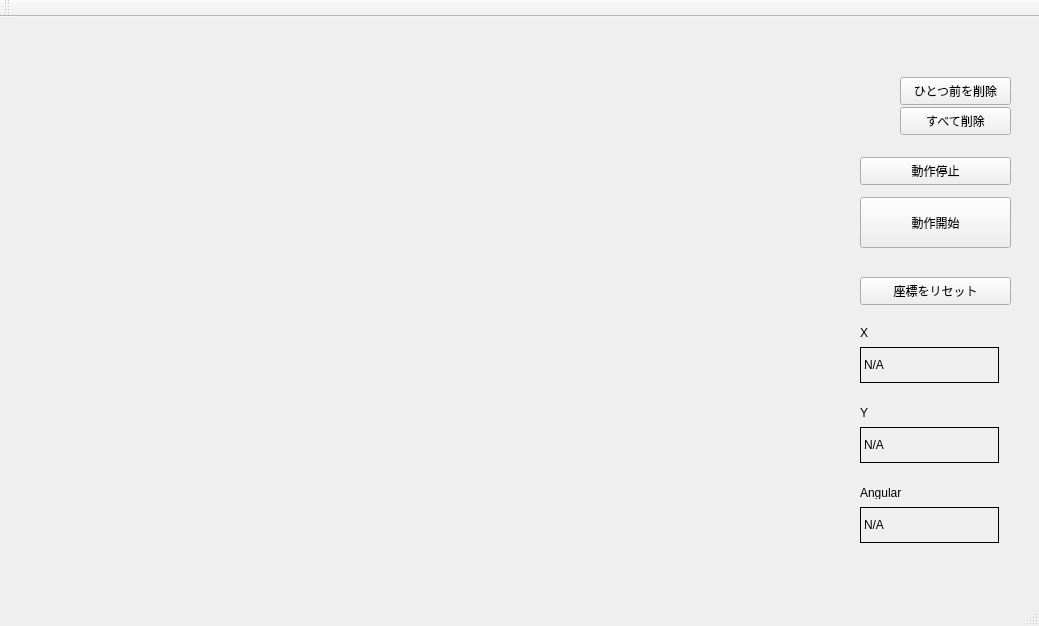
This is mainwindow.ui in shimizunochikara/RoombaController as Qt 5 draws it before an edit. The edited form follows.
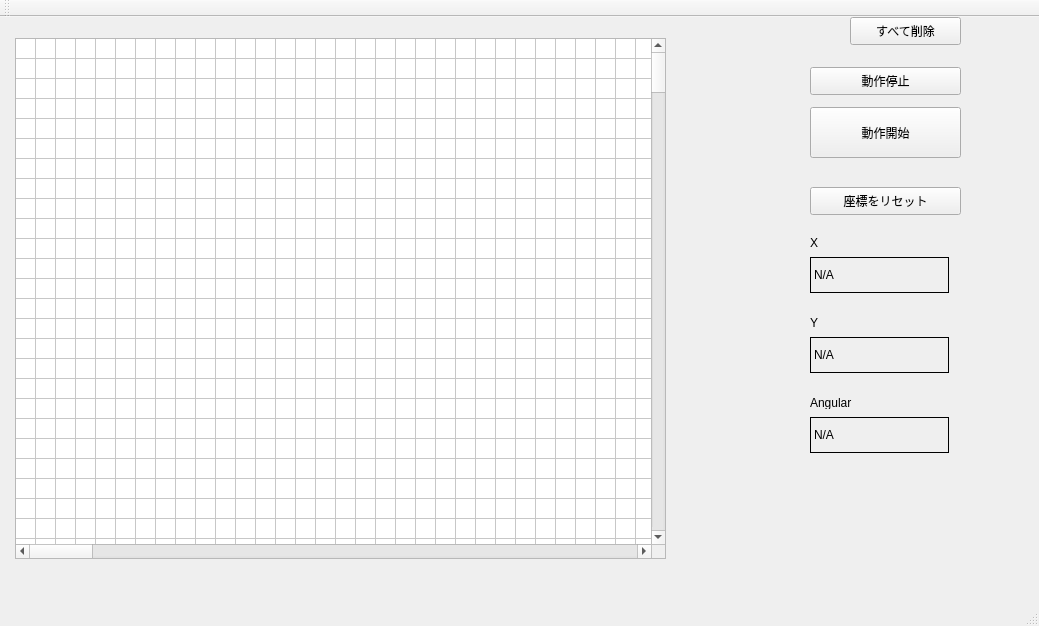
This is the edited form.

Commit message: Remove unnecessary class.

What changed in the file:
```diff
--- a/mainwindow.ui
+++ b/mainwindow.ui
@@ -17,8 +17,8 @@
    <widget class="QStackedWidget" name="stackedWidget">
     <property name="geometry">
      <rect>
-      <x>20</x>
-      <y>30</y>
+      <x>-30</x>
+      <y>-60</y>
       <width>1021</width>
       <height>631</height>
      </rect>
@@ -664,6 +664,646 @@
        <string>座標をリセット</string>
       </property>
      </widget>
+     <widget class="QTableWidget" name="tableWidget">
+      <property name="geometry">
+       <rect>
+        <x>45</x>
+        <y>81</y>
+        <width>651</width>
+        <height>521</height>
+       </rect>
+      </property>
+      <property name="rowCount">
+       <number>300</number>
+      </property>
+      <property name="columnCount">
+       <number>300</number>
+      </property>
+      <attribute name="horizontalHeaderVisible">
+       <bool>false</bool>
+      </attribute>
+      <attribute name="horizontalHeaderDefaultSectionSize">
+       <number>20</number>
+      </attribute>
+      <attribute name="horizontalHeaderHighlightSections">
+       <bool>false</bool>
+      </attribute>
+      <attribute name="horizontalHeaderMinimumSectionSize">
+       <number>5</number>
+      </attribute>
+      <attribute name="verticalHeaderVisible">
+       <bool>false</bool>
+      </attribute>
+      <attribute name="verticalHeaderDefaultSectionSize">
+       <number>20</number>
+      </attribute>
+      <attribute name="verticalHeaderHighlightSections">
+       <bool>false</bool>
+      </attribute>
+      <attribute name="verticalHeaderMinimumSectionSize">
+       <number>5</number>
+      </attribute>
+      <row/>
+      <row/>
+      <row/>
+      <row/>
+      <row/>
+      <row/>
+      <row/>
+      <row/>
+      <row/>
+      <row/>
+      <row/>
+      <row/>
+      <row/>
+      <row/>
+      <row/>
+      <row/>
+      <row/>
+      <row/>
+      <row/>
+      <row/>
+      <row/>
+      <row/>
+      <row/>
+      <row/>
+      <row/>
+      <row/>
+      <row/>
+      <row/>
+      <row/>
+      <row/>
+      <row/>
+      <row/>
+      <row/>
+      <row/>
+      <row/>
+      <row/>
+      <row/>
+      <row/>
+      <row/>
+      <row/>
+      <row/>
+      <row/>
+      <row/>
+      <row/>
+      <row/>
+      <row/>
+      <row/>
+      <row/>
+      <row/>
+      <row/>
+      <row/>
+      <row/>
+      <row/>
+      <row/>
+      <row/>
+      <row/>
+      <row/>
+      <row/>
+      <row/>
+      <row/>
+      <row/>
+      <row/>
+      <row/>
+      <row/>
+      <row/>
+      <row/>
+      <row/>
+      <row/>
+      <row/>
+      <row/>
+      <row/>
+      <row/>
+      <row/>
+      <row/>
+      <row/>
+      <row/>
+      <row/>
+      <row/>
+      <row/>
+      <row/>
+      <row/>
+      <row/>
+      <row/>
+      <row/>
+      <row/>
+      <row/>
+      <row/>
+      <row/>
+      <row/>
+      <row/>
+      <row/>
+      <row/>
+      <row/>
+      <row/>
+      <row/>
+      <row/>
+      <row/>
+      <row/>
+      <row/>
+      <row/>
+      <row/>
+      <row/>
+      <row/>
+      <row/>
+      <row/>
+      <row/>
+      <row/>
+      <row/>
+      <row/>
+      <row/>
+      <row/>
+      <row/>
+      <row/>
+      <row/>
+      <row/>
+      <row/>
+      <row/>
+      <row/>
+      <row/>
+      <row/>
+      <row/>
+      <row/>
+      <row/>
+      <row/>
+      <row/>
+      <row/>
+      <row/>
+      <row/>
+      <row/>
+      <row/>
+      <row/>
+      <row/>
+      <row/>
+      <row/>
+      <row/>
+      <row/>
+      <row/>
+      <row/>
+      <row/>
+      <row/>
+      <row/>
+      <row/>
+      <row/>
+      <row/>
+      <row/>
+      <row/>
+      <row/>
+      <row/>
+      <row/>
+      <row/>
+      <row/>
+      <row/>
+      <row/>
+      <row/>
+      <row/>
+      <row/>
+      <row/>
+      <row/>
+      <row/>
+      <row/>
+      <row/>
+      <row/>
+      <row/>
+      <row/>
+      <row/>
+      <row/>
+      <row/>
+      <row/>
+      <row/>
+      <row/>
+      <row/>
+      <row/>
+      <row/>
+      <row/>
+      <row/>
+      <row/>
+      <row/>
+      <row/>
+      <row/>
+      <row/>
+      <row/>
+      <row/>
+      <row/>
+      <row/>
+      <row/>
+      <row/>
+      <row/>
+      <row/>
+      <row/>
+      <row/>
+      <row/>
+      <row/>
+      <row/>
+      <row/>
+      <row/>
+      <row/>
+      <row/>
+      <row/>
+      <row/>
+      <row/>
+      <row/>
+      <row/>
+      <row/>
+      <row/>
+      <row/>
+      <row/>
+      <row/>
+      <row/>
+      <row/>
+      <row/>
+      <row/>
+      <row/>
+      <row/>
+      <row/>
+      <row/>
+      <row/>
+      <row/>
+      <row/>
+      <row/>
+      <row/>
+      <row/>
+      <row/>
+      <row/>
+      <row/>
+      <row/>
+      <row/>
+      <row/>
+      <row/>
+      <row/>
+      <row/>
+      <row/>
+      <row/>
+      <row/>
+      <row/>
+      <row/>
+      <row/>
+      <row/>
+      <row/>
+      <row/>
+      <row/>
+      <row/>
+      <row/>
+      <row/>
+      <row/>
+      <row/>
+      <row/>
+      <row/>
+      <row/>
+      <row/>
+      <row/>
+      <row/>
+      <row/>
+      <row/>
+      <row/>
+      <row/>
+      <row/>
+      <row/>
+      <row/>
+      <row/>
+      <row/>
+      <row/>
+      <row/>
+      <row/>
+      <row/>
+      <row/>
+      <row/>
+      <row/>
+      <row/>
+      <row/>
+      <row/>
+      <row/>
+      <row/>
+      <row/>
+      <row/>
+      <row/>
+      <row/>
+      <row/>
+      <row/>
+      <row/>
+      <row/>
+      <row/>
+      <row/>
+      <row/>
+      <row/>
+      <row/>
+      <row/>
+      <row/>
+      <row/>
+      <row/>
+      <row/>
+      <row/>
+      <row/>
+      <row/>
+      <row/>
+      <row/>
+      <row/>
+      <row/>
+      <row/>
+      <row/>
+      <row/>
+      <column/>
+      <column/>
+      <column/>
+      <column/>
+      <column/>
+      <column/>
+      <column/>
+      <column/>
+      <column/>
+      <column/>
+      <column/>
+      <column/>
+      <column/>
+      <column/>
+      <column/>
+      <column/>
+      <column/>
+      <column/>
+      <column/>
+      <column/>
+      <column/>
+      <column/>
+      <column/>
+      <column/>
+      <column/>
+      <column/>
+      <column/>
+      <column/>
+      <column/>
+      <column/>
+      <column/>
+      <column/>
+      <column/>
+      <column/>
+      <column/>
+      <column/>
+      <column/>
+      <column/>
+      <column/>
+      <column/>
+      <column/>
+      <column/>
+      <column/>
+      <column/>
+      <column/>
+      <column/>
+      <column/>
+      <column/>
+      <column/>
+      <column/>
+      <column/>
+      <column/>
+      <column/>
+      <column/>
+      <column/>
+      <column/>
+      <column/>
+      <column/>
+      <column/>
+      <column/>
+      <column/>
+      <column/>
+      <column/>
+      <column/>
+      <column/>
+      <column/>
+      <column/>
+      <column/>
+      <column/>
+      <column/>
+      <column/>
+      <column/>
+      <column/>
+      <column/>
+      <column/>
+      <column/>
+      <column/>
+      <column/>
+      <column/>
+      <column/>
+      <column/>
+      <column/>
+      <column/>
+      <column/>
+      <column/>
+      <column/>
+      <column/>
+      <column/>
+      <column/>
+      <column/>
+      <column/>
+      <column/>
+      <column/>
+      <column/>
+      <column/>
+      <column/>
+      <column/>
+      <column/>
+      <column/>
+      <column/>
+      <column/>
+      <column/>
+      <column/>
+      <column/>
+      <column/>
+      <column/>
+      <column/>
+      <column/>
+      <column/>
+      <column/>
+      <column/>
+      <column/>
+      <column/>
+      <column/>
+      <column/>
+      <column/>
+      <column/>
+      <column/>
+      <column/>
+      <column/>
+      <column/>
+      <column/>
+      <column/>
+      <column/>
+      <column/>
+      <column/>
+      <column/>
+      <column/>
+      <column/>
+      <column/>
+      <column/>
+      <column/>
+      <column/>
+      <column/>
+      <column/>
+      <column/>
+      <column/>
+      <column/>
+      <column/>
+      <column/>
+      <column/>
+      <column/>
+      <column/>
+      <column/>
+      <column/>
+      <column/>
+      <column/>
+      <column/>
+      <column/>
+      <column/>
+      <column/>
+      <column/>
+      <column/>
+      <column/>
+      <column/>
+      <column/>
+      <column/>
+      <column/>
+      <column/>
+      <column/>
+      <column/>
+      <column/>
+      <column/>
+      <column/>
+      <column/>
+      <column/>
+      <column/>
+      <column/>
+      <column/>
+      <column/>
+      <column/>
+      <column/>
+      <column/>
+      <column/>
+      <column/>
+      <column/>
+      <column/>
+      <column/>
+      <column/>
+      <column/>
+      <column/>
+      <column/>
+      <column/>
+      <column/>
+      <column/>
+      <column/>
+      <column/>
+      <column/>
+      <column/>
+      <column/>
+      <column/>
+      <column/>
+      <column/>
+      <column/>
+      <column/>
+      <column/>
+      <column/>
+      <column/>
+      <column/>
+      <column/>
+      <column/>
+      <column/>
+      <column/>
+      <column/>
+      <column/>
+      <column/>
+      <column/>
+      <column/>
+      <column/>
+      <column/>
+      <column/>
+      <column/>
+      <column/>
+      <column/>
+      <column/>
+      <column/>
+      <column/>
+      <column/>
+      <column/>
+      <column/>
+      <column/>
+      <column/>
+      <column/>
+      <column/>
+      <column/>
+      <column/>
+      <column/>
+      <column/>
+      <column/>
+      <column/>
+      <column/>
+      <column/>
+      <column/>
+      <column/>
+      <column/>
+      <column/>
+      <column/>
+      <column/>
+      <column/>
+      <column/>
+      <column/>
+      <column/>
+      <column/>
+      <column/>
+      <column/>
+      <column/>
+      <column/>
+      <column/>
+      <column/>
+      <column/>
+      <column/>
+      <column/>
+      <column/>
+      <column/>
+      <column/>
+      <column/>
+      <column/>
+      <column/>
+      <column/>
+      <column/>
+      <column/>
+      <column/>
+      <column/>
+      <column/>
+      <column/>
+      <column/>
+      <column/>
+      <column/>
+      <column/>
+      <column/>
+      <column/>
+      <column/>
+      <column/>
+      <column/>
+      <column/>
+      <column/>
+      <column/>
+      <column/>
+      <column/>
+      <column/>
+      <column/>
+      <column/>
+      <column/>
+      <column/>
+      <column/>
+      <column/>
+      <column/>
+      <column/>
+      <column/>
+      <column/>
+      <column/>
+      <column/>
+      <column/>
+      <column/>
+      <column/>
+      <column/>
+      <column/>
+      <column/>
+      <column/>
+      <column/>
+     </widget>
     </widget>
    </widget>
   </widget>
```
Left out of the diff: 2 changed lines with no effect on the pictures. The commit also changes 8 other files.
